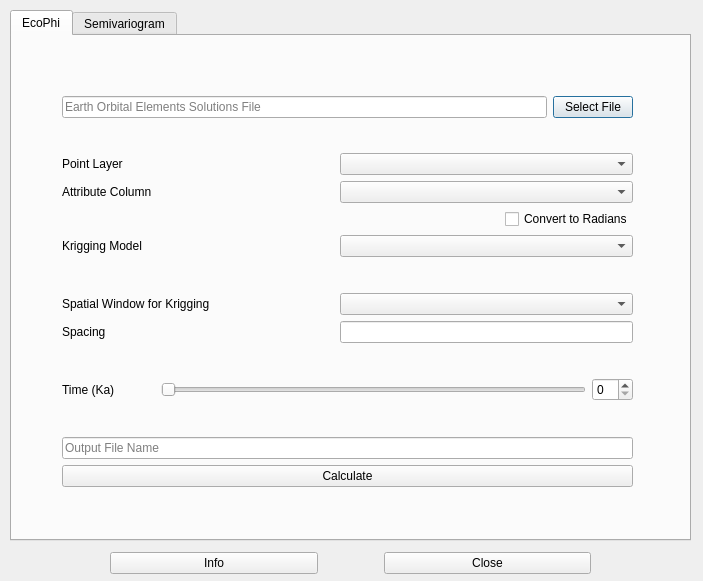
Before: the Qt Designer form eco_phi/eco_phi_dialog_base.ui in LACourtenay/QGIS_EcoPhi_Plugin, drawn with Qt 5.
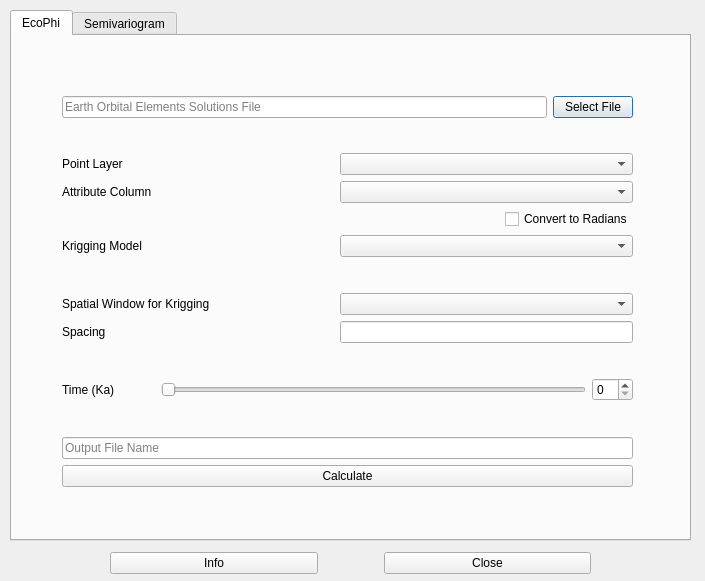
After: the same form once the commit is applied. The open tabs and pages were chosen to show the change. Icons and pictures are not drawn.

Diff of the .ui file:
```diff
--- a/eco_phi/eco_phi_dialog_base.ui
+++ b/eco_phi/eco_phi_dialog_base.ui
@@ -6,10 +6,28 @@
    <rect>
     <x>0</x>
     <y>0</y>
-    <width>703</width>
+    <width>705</width>
     <height>581</height>
    </rect>
   </property>
+  <property name="sizePolicy">
+   <sizepolicy hsizetype="Fixed" vsizetype="Fixed">
+    <horstretch>0</horstretch>
+    <verstretch>0</verstretch>
+   </sizepolicy>
+  </property>
+  <property name="minimumSize">
+   <size>
+    <width>705</width>
+    <height>581</height>
+   </size>
+  </property>
+  <property name="maximumSize">
+   <size>
+    <width>705</width>
+    <height>581</height>
+   </size>
+  </property>
   <property name="windowTitle">
    <string>EcoPhi</string>
   </property>
```
Left out of the diff: 20 changed lines with no effect on the pictures.
